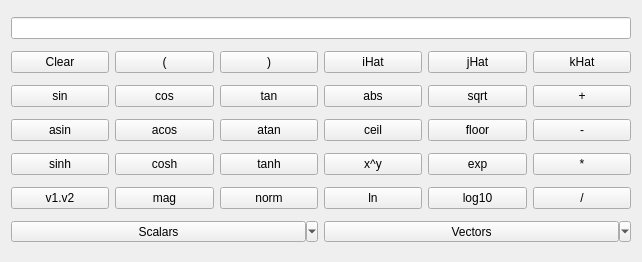
The window that Source/SIMPLViewWidgetsLib/FilterParameterWidgets/UI_Files/CalculatorWidget.ui (BlueQuartzSoftware/SIMPLView) describes before a commit, drawn with Qt 5.
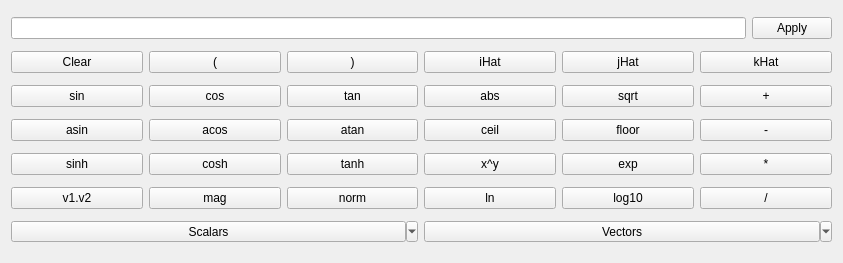
The same window after the commit.

Commit message: Adding Apply button.  Preflight will not run until the Apply button has been pressed after making changes to the equation. Updated code that controls the creation of the scalars and vectors menus.

```diff
--- a/Source/SIMPLViewWidgetsLib/FilterParameterWidgets/UI_Files/CalculatorWidget.ui
+++ b/Source/SIMPLViewWidgetsLib/FilterParameterWidgets/UI_Files/CalculatorWidget.ui
@@ -6,22 +6,85 @@
    <rect>
     <x>0</x>
     <y>0</y>
-    <width>642</width>
-    <height>262</height>
+    <width>843</width>
+    <height>263</height>
    </rect>
   </property>
   <property name="windowTitle">
    <string>Form</string>
   </property>
   <layout class="QGridLayout" name="gridLayout">
+   <item row="5" column="0">
+    <widget class="QPushButton" name="sinhBtn">
+     <property name="text">
+      <string>sinh</string>
+     </property>
+    </widget>
+   </item>
+   <item row="5" column="2">
+    <widget class="QPushButton" name="tanhBtn">
+     <property name="text">
+      <string>tanh</string>
+     </property>
+    </widget>
+   </item>
+   <item row="3" column="5">
+    <widget class="QPushButton" name="addBtn">
+     <property name="text">
+      <string>+</string>
+     </property>
+    </widget>
+   </item>
+   <item row="2" column="4">
+    <widget class="QPushButton" name="jHatBtn">
+     <property name="text">
+      <string>jHat</string>
+     </property>
+    </widget>
+   </item>
+   <item row="2" column="2">
+    <widget class="QPushButton" name="rightBraceBtn">
+     <property name="text">
+      <string>)</string>
+     </property>
+    </widget>
+   </item>
+   <item row="4" column="5">
+    <widget class="QPushButton" name="subtractBtn">
+     <property name="text">
+      <string>-</string>
+     </property>
+    </widget>
+   </item>
+   <item row="2" column="0">
+    <widget class="QPushButton" name="clearBtn">
+     <property name="text">
+      <string>Clear</string>
+     </property>
+    </widget>
+   </item>
    <item row="5" column="4">
+    <widget class="QPushButton" name="expBtn">
+     <property name="text">
+      <string>exp</string>
+     </property>
+    </widget>
+   </item>
+   <item row="6" column="4">
     <widget class="QPushButton" name="log10Btn">
      <property name="text">
       <string>log10</string>
      </property>
     </widget>
    </item>
-   <item row="4" column="5">
+   <item row="2" column="3">
+    <widget class="QPushButton" name="iHatBtn">
+     <property name="text">
+      <string>iHat</string>
+     </property>
+    </widget>
+   </item>
+   <item row="5" column="5">
     <widget class="QPushButton" name="multiplyBtn">
      <property name="text">
       <string>*</string>
@@ -29,205 +92,139 @@
     </widget>
    </item>
    <item row="3" column="4">
-    <widget class="QPushButton" name="floorBtn">
-     <property name="text">
-      <string>floor</string>
-     </property>
-    </widget>
-   </item>
-   <item row="2" column="4">
     <widget class="QPushButton" name="sqrtBtn">
      <property name="text">
       <string>sqrt</string>
      </property>
     </widget>
    </item>
-   <item row="5" column="5">
+   <item row="4" column="4">
+    <widget class="QPushButton" name="floorBtn">
+     <property name="text">
+      <string>floor</string>
+     </property>
+    </widget>
+   </item>
+   <item row="6" column="5">
     <widget class="QPushButton" name="divideBtn">
      <property name="text">
       <string>/</string>
      </property>
     </widget>
    </item>
-   <item row="4" column="4">
-    <widget class="QPushButton" name="expBtn">
-     <property name="text">
-      <string>exp</string>
-     </property>
-    </widget>
-   </item>
-   <item row="2" column="5">
-    <widget class="QPushButton" name="addBtn">
-     <property name="text">
-      <string>+</string>
-     </property>
-    </widget>
-   </item>
-   <item row="3" column="5">
-    <widget class="QPushButton" name="subtractBtn">
-     <property name="text">
-      <string>-</string>
-     </property>
-    </widget>
-   </item>
-   <item row="1" column="4">
-    <widget class="QPushButton" name="jHatBtn">
-     <property name="text">
-      <string>jHat</string>
-     </property>
-    </widget>
-   </item>
-   <item row="1" column="0">
-    <widget class="QPushButton" name="clearBtn">
-     <property name="text">
-      <string>Clear</string>
-     </property>
-    </widget>
-   </item>
-   <item row="4" column="2">
-    <widget class="QPushButton" name="tanhBtn">
-     <property name="text">
-      <string>tanh</string>
-     </property>
-    </widget>
-   </item>
-   <item row="1" column="2">
-    <widget class="QPushButton" name="rightBraceBtn">
-     <property name="text">
-      <string>)</string>
-     </property>
-    </widget>
-   </item>
-   <item row="4" column="0">
-    <widget class="QPushButton" name="sinhBtn">
-     <property name="text">
-      <string>sinh</string>
-     </property>
-    </widget>
-   </item>
-   <item row="1" column="3">
-    <widget class="QPushButton" name="iHatBtn">
-     <property name="text">
-      <string>iHat</string>
-     </property>
-    </widget>
-   </item>
-   <item row="1" column="1">
+   <item row="2" column="1">
     <widget class="QPushButton" name="leftBraceBtn">
      <property name="text">
       <string>(</string>
      </property>
     </widget>
    </item>
-   <item row="0" column="0" colspan="6">
-    <widget class="QLineEdit" name="equation"/>
-   </item>
-   <item row="2" column="0">
+   <item row="3" column="0">
     <widget class="QPushButton" name="sinBtn">
      <property name="text">
       <string>sin</string>
      </property>
     </widget>
    </item>
-   <item row="1" column="5">
+   <item row="2" column="5">
     <widget class="QPushButton" name="kHatBtn">
      <property name="text">
       <string>kHat</string>
      </property>
     </widget>
    </item>
-   <item row="5" column="2">
+   <item row="6" column="2">
     <widget class="QPushButton" name="normBtn">
      <property name="text">
       <string>norm</string>
      </property>
     </widget>
    </item>
-   <item row="3" column="2">
+   <item row="4" column="2">
     <widget class="QPushButton" name="atanBtn">
      <property name="text">
       <string>atan</string>
      </property>
     </widget>
    </item>
-   <item row="5" column="1">
+   <item row="6" column="1">
     <widget class="QPushButton" name="magBtn">
      <property name="text">
       <string>mag</string>
      </property>
     </widget>
    </item>
-   <item row="2" column="3">
+   <item row="3" column="3">
     <widget class="QPushButton" name="absBtn">
      <property name="text">
       <string>abs</string>
      </property>
     </widget>
    </item>
-   <item row="5" column="0">
+   <item row="6" column="0">
     <widget class="QPushButton" name="v1v2Btn">
      <property name="text">
       <string>v1.v2</string>
      </property>
     </widget>
    </item>
-   <item row="2" column="2">
+   <item row="3" column="2">
     <widget class="QPushButton" name="tanBtn">
      <property name="text">
       <string>tan</string>
      </property>
     </widget>
    </item>
-   <item row="4" column="1">
+   <item row="5" column="1">
     <widget class="QPushButton" name="coshBtn">
      <property name="text">
       <string>cosh</string>
      </property>
     </widget>
    </item>
-   <item row="3" column="0">
+   <item row="4" column="0">
     <widget class="QPushButton" name="asinBtn">
      <property name="text">
       <string>asin</string>
      </property>
     </widget>
    </item>
-   <item row="5" column="3">
+   <item row="6" column="3">
     <widget class="QPushButton" name="lnBtn">
      <property name="text">
       <string>ln</string>
      </property>
     </widget>
    </item>
-   <item row="4" column="3">
+   <item row="5" column="3">
     <widget class="QPushButton" name="xExpYBtn">
      <property name="text">
       <string>x^y</string>
      </property>
     </widget>
    </item>
-   <item row="3" column="3">
+   <item row="4" column="3">
     <widget class="QPushButton" name="ceilBtn">
      <property name="text">
       <string>ceil</string>
      </property>
     </widget>
    </item>
-   <item row="3" column="1">
+   <item row="4" column="1">
     <widget class="QPushButton" name="acosBtn">
      <property name="text">
       <string>acos</string>
      </property>
     </widget>
    </item>
-   <item row="2" column="1">
+   <item row="3" column="1">
     <widget class="QPushButton" name="cosBtn">
      <property name="text">
       <string>cos</string>
      </property>
     </widget>
    </item>
-   <item row="6" column="0" colspan="3">
+   <item row="7" column="0" colspan="3">
     <widget class="QToolButton" name="scalarsBtn">
      <property name="sizePolicy">
       <sizepolicy hsizetype="Minimum" vsizetype="Fixed">
@@ -246,7 +243,7 @@
      </property>
     </widget>
    </item>
-   <item row="6" column="3" colspan="3">
+   <item row="7" column="3" colspan="3">
     <widget class="QToolButton" name="vectorsBtn">
      <property name="sizePolicy">
       <sizepolicy hsizetype="Preferred" vsizetype="Fixed">
@@ -262,6 +259,26 @@
      </property>
     </widget>
    </item>
+   <item row="1" column="0" colspan="6">
+    <layout class="QHBoxLayout" name="horizontalLayout_2">
+     <property name="leftMargin">
+      <number>0</number>
+     </property>
+     <property name="topMargin">
+      <number>0</number>
+     </property>
+     <item>
+      <widget class="QLineEdit" name="equation"/>
+     </item>
+     <item>
+      <widget class="QPushButton" name="applyChangesBtn">
+       <property name="text">
+        <string>Apply</string>
+       </property>
+      </widget>
+     </item>
+    </layout>
+   </item>
   </layout>
  </widget>
  <resources/>
```
The commit also changes 2 other files.
